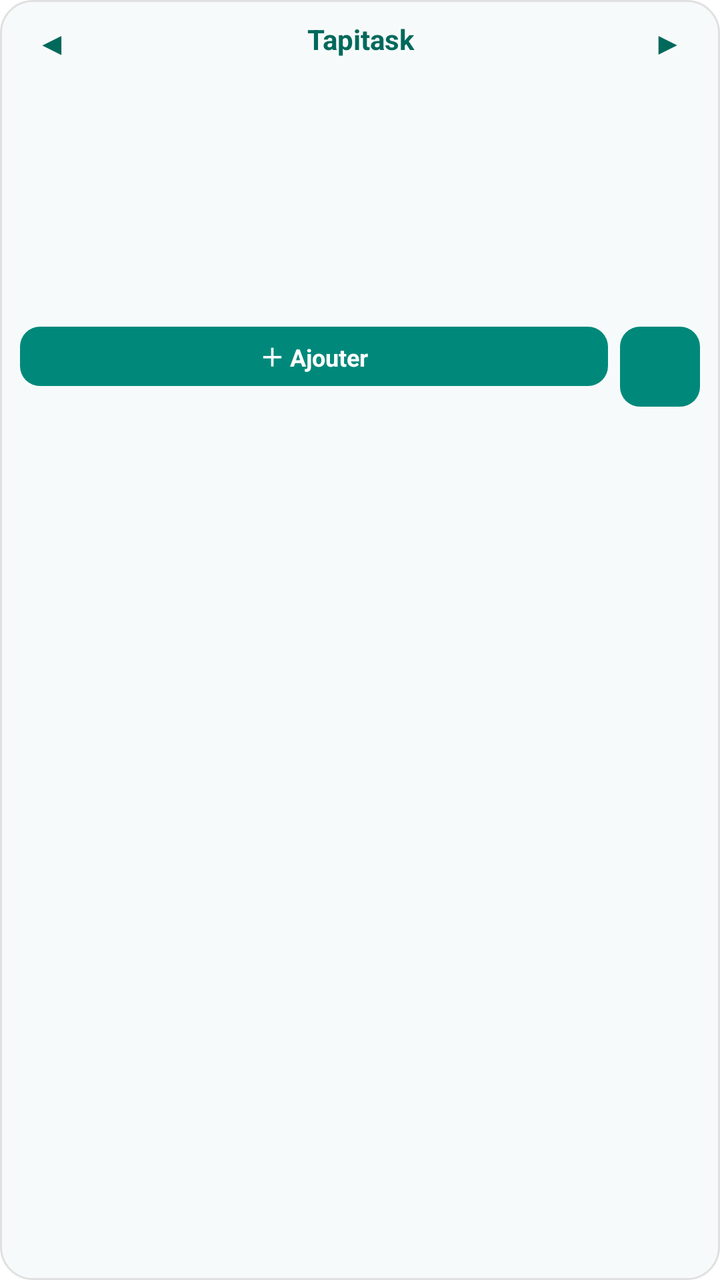
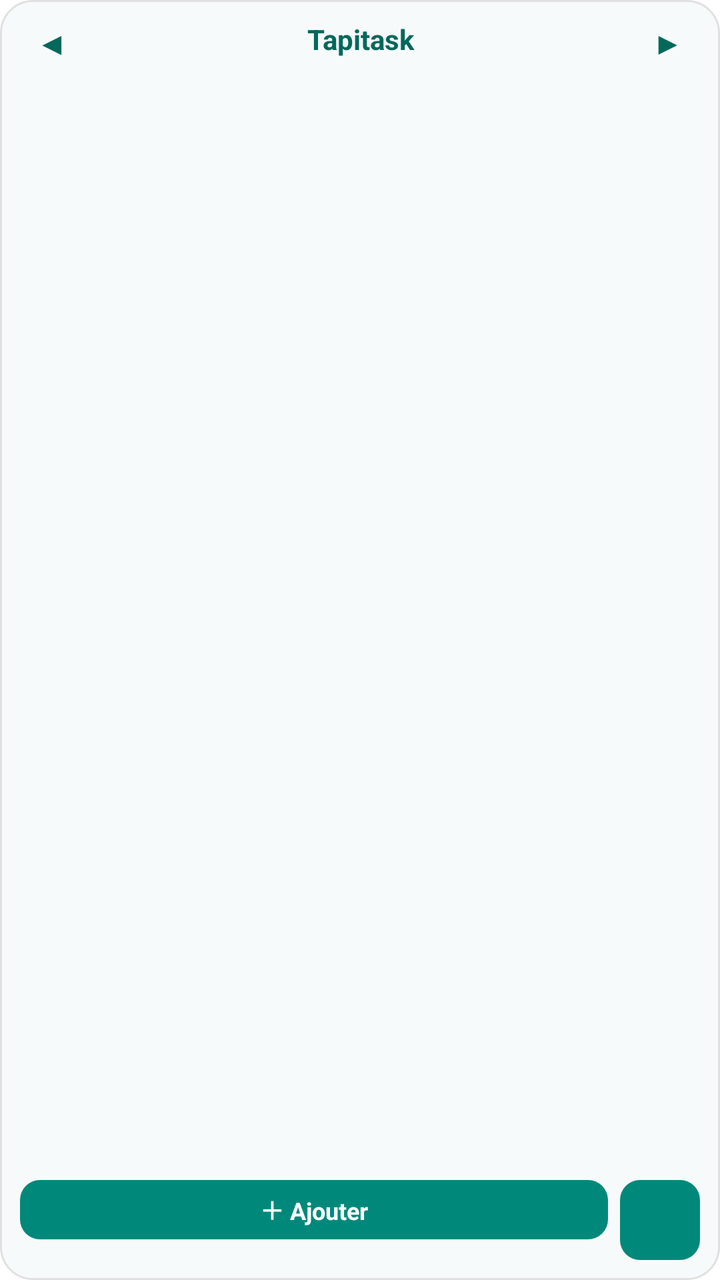

Before-and-after screenshots of an Android layout around one commit, followed by the original layout XML and the change that was made.
<!-- AndroidManifest.xml: fallback theme Theme.MaterialComponents.DayNight.NoActionBar -->
<!-- res/layout/list_widget.xml -->
<?xml version="1.0" encoding="utf-8"?>
<LinearLayout xmlns:android="http://schemas.android.com/apk/res/android"
    android:id="@+id/widget_root"
    android:layout_width="match_parent"
    android:layout_height="match_parent"
    android:orientation="vertical"
    android:padding="10dp"
    android:background="@drawable/widget_background">

    <LinearLayout
        android:layout_width="match_parent"
        android:layout_height="wrap_content"
        android:orientation="horizontal"
        android:gravity="center_vertical">

        <TextView
            android:id="@+id/widget_prev"
            android:layout_width="32dp"
            android:layout_height="match_parent"
            android:gravity="center"
            android:textSize="16sp"
            android:textColor="#00695C"
            android:text="◀" />

        <TextView
            android:id="@+id/widget_title"
            android:layout_width="0dp"
            android:layout_height="wrap_content"
            android:layout_weight="1"
            android:gravity="center"
            android:textStyle="bold"
            android:textSize="14sp"
            android:textColor="#00695C"
            android:maxLines="1"
            android:ellipsize="end"
            android:text="@string/widget_title" />

        <TextView
            android:id="@+id/widget_next"
            android:layout_width="32dp"
            android:layout_height="match_parent"
            android:gravity="center"
            android:textSize="16sp"
            android:textColor="#00695C"
            android:text="▶" />
    </LinearLayout>

    <TextView
        android:id="@+id/widget_item_0"
        android:layout_width="match_parent"
        android:layout_height="wrap_content"
        android:textSize="13sp"
        android:textColor="#1B1B1B"
        android:paddingVertical="4dp"
        android:maxLines="1"
        android:ellipsize="end" />

    <TextView
        android:id="@+id/widget_item_1"
        android:layout_width="match_parent"
        android:layout_height="wrap_content"
        android:textSize="13sp"
        android:textColor="#1B1B1B"
        android:paddingVertical="4dp"
        android:maxLines="1"
        android:ellipsize="end" />

    <TextView
        android:id="@+id/widget_item_2"
        android:layout_width="match_parent"
        android:layout_height="wrap_content"
        android:textSize="13sp"
        android:textColor="#1B1B1B"
        android:paddingVertical="4dp"
        android:maxLines="1"
        android:ellipsize="end" />

    <TextView
        android:id="@+id/widget_item_3"
        android:layout_width="match_parent"
        android:layout_height="wrap_content"
        android:textSize="13sp"
        android:textColor="#1B1B1B"
        android:paddingVertical="4dp"
        android:maxLines="1"
        android:ellipsize="end" />

    <TextView
        android:id="@+id/widget_item_4"
        android:layout_width="match_parent"
        android:layout_height="wrap_content"
        android:textSize="13sp"
        android:textColor="#1B1B1B"
        android:paddingVertical="4dp"
        android:maxLines="1"
        android:ellipsize="end" />

    <LinearLayout
        android:layout_width="match_parent"
        android:layout_height="wrap_content"
        android:orientation="horizontal"
        android:layout_marginTop="6dp">

        <TextView
            android:id="@+id/widget_add"
            android:layout_width="0dp"
            android:layout_height="wrap_content"
            android:layout_weight="1"
            android:gravity="center"
            android:textSize="12sp"
            android:textStyle="bold"
            android:textColor="#FFFFFF"
            android:background="@drawable/widget_open_background"
            android:paddingVertical="6dp"
            android:text="＋ Ajouter" />

        
        <ImageView
            android:id="@+id/widget_open"
            android:layout_marginStart="6dp"
            android:layout_width="40dp"
            android:layout_height="40dp"
            android:padding="8dp"
            android:scaleType="fitCenter"
            android:background="@drawable/widget_open_background"
            android:contentDescription="@string/widget_open_desc" />
    </LinearLayout>
</LinearLayout>
<!-- resources referenced by this layout -->
<resources>
  <!-- drawable widget_background (drawable) -->
  <?xml version="1.0" encoding="utf-8"?>
  <shape xmlns:android="http://schemas.android.com/apk/res/android" android:shape="rectangle">
      <corners android:radius="16dp" />
      <solid android:color="#F7FAFA" />
      <stroke android:width="1dp" android:color="#E0E0E0" />
  </shape>
  <!-- drawable widget_open_background (drawable) -->
  <?xml version="1.0" encoding="utf-8"?>
  <shape xmlns:android="http://schemas.android.com/apk/res/android" android:shape="rectangle">
      <corners android:radius="10dp" />
      <solid android:color="#00897B" />
  </shape>
  <string name="widget_open_desc">Ouvrir l\'application</string>
  <string name="widget_title">Tapitask</string>
</resources>

<!-- the commit's change to res/layout/list_widget.xml (unified diff, before → after) -->
@@ -45,55 +45,15 @@
             android:text="▶" />
     </LinearLayout>
 
-    <TextView
-        android:id="@+id/widget_item_0"
+    
+    <ListView
+        android:id="@+id/widget_items"
         android:layout_width="match_parent"
-        android:layout_height="wrap_content"
-        android:textSize="13sp"
-        android:textColor="#1B1B1B"
-        android:paddingVertical="4dp"
-        android:maxLines="1"
-        android:ellipsize="end" />
-
-    <TextView
-        android:id="@+id/widget_item_1"
-        android:layout_width="match_parent"
-        android:layout_height="wrap_content"
-        android:textSize="13sp"
-        android:textColor="#1B1B1B"
-        android:paddingVertical="4dp"
-        android:maxLines="1"
-        android:ellipsize="end" />
-
-    <TextView
-        android:id="@+id/widget_item_2"
-        android:layout_width="match_parent"
-        android:layout_height="wrap_content"
-        android:textSize="13sp"
-        android:textColor="#1B1B1B"
-        android:paddingVertical="4dp"
-        android:maxLines="1"
-        android:ellipsize="end" />
-
-    <TextView
-        android:id="@+id/widget_item_3"
-        android:layout_width="match_parent"
-        android:layout_height="wrap_content"
-        android:textSize="13sp"
-        android:textColor="#1B1B1B"
-        android:paddingVertical="4dp"
-        android:maxLines="1"
-        android:ellipsize="end" />
-
-    <TextView
-        android:id="@+id/widget_item_4"
-        android:layout_width="match_parent"
-        android:layout_height="wrap_content"
-        android:textSize="13sp"
-        android:textColor="#1B1B1B"
-        android:paddingVertical="4dp"
-        android:maxLines="1"
-        android:ellipsize="end" />
+        android:layout_height="0dp"
+        android:layout_weight="1"
+        android:divider="@null"
+        android:dividerHeight="0dp"
+        android:paddingTop="4dp" />
 
     <LinearLayout
         android:layout_width="match_parent"
